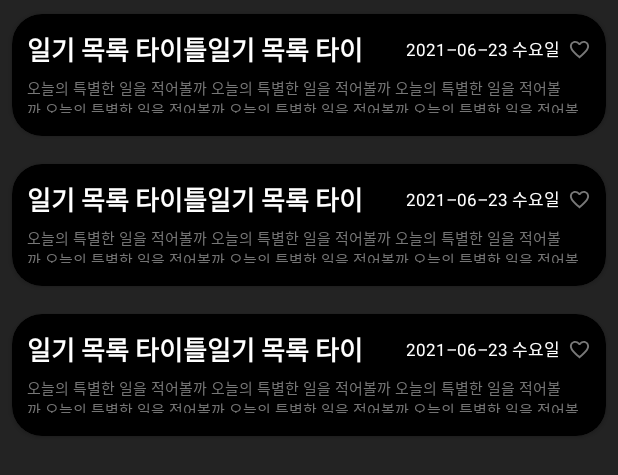
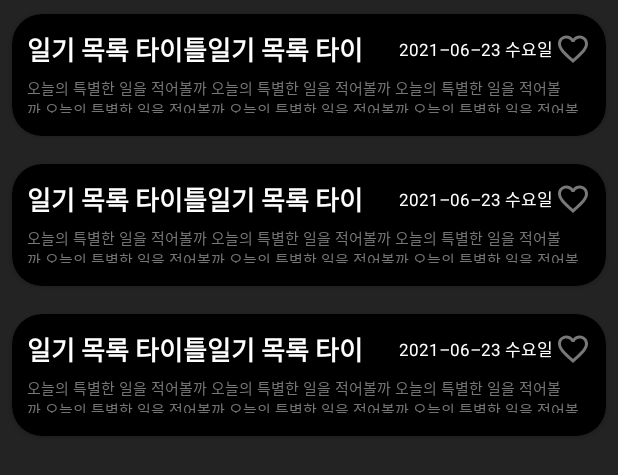
Before and after one commit to sgyoung96/Diary, an Android app: the layout fragment_diary_list.xml on its own in the app's theme, with its tools: preview values and no code run, on a phone screen of 412 x 824 dp. Shown: the top 475 px of the screen. Run offline under Robolectric (Android 15) with nearby library versions, the phone set to English and light mode, and no system bars.

Commit message:
DiaryList - item 디자인 수정 (하트 크기 크게)

```diff
--- a/ver1/app/src/main/res/layout/item_diary_list.xml
+++ b/ver1/app/src/main/res/layout/item_diary_list.xml
@@ -51,17 +51,7 @@
                     android:text="@string/recycler_diary_list_date"
                     android:textSize="11dp"
                     android:textColor="@color/main_text_color"
-                    android:layout_marginEnd="5dp"
-                    app:layout_constraintTop_toTopOf="parent"
-                    app:layout_constraintEnd_toStartOf="@id/iv_diary_list_my"
-                    app:layout_constraintBottom_toBottomOf="@id/vg_diary_list_top_container"
-                    />
-
-                <ImageView
-                    android:id="@+id/iv_diary_list_my"
-                    android:layout_width="15dp"
-                    android:layout_height="15dp"
-                    android:src="@drawable/item_my_off"
+                    android:layout_marginEnd="25dp"
                     app:layout_constraintTop_toTopOf="parent"
                     app:layout_constraintEnd_toEndOf="parent"
                     app:layout_constraintBottom_toBottomOf="@id/vg_diary_list_top_container"
@@ -81,6 +71,17 @@
                 app:layout_constraintTop_toBottomOf="@id/vg_diary_list_top_container"
                 />
 
+            <ImageView
+                android:id="@+id/iv_diary_list_my"
+                android:layout_width="wrap_content"
+                android:layout_height="wrap_content"
+                android:paddingStart="10dp"
+                android:src="@drawable/item_my_off"
+                app:layout_constraintTop_toTopOf="parent"
+                app:layout_constraintEnd_toEndOf="parent"
+                app:layout_constraintBottom_toBottomOf="@id/vg_diary_list_top_container"
+                />
+
         </androidx.constraintlayout.widget.ConstraintLayout>
 
     </androidx.cardview.widget.CardView>
```
